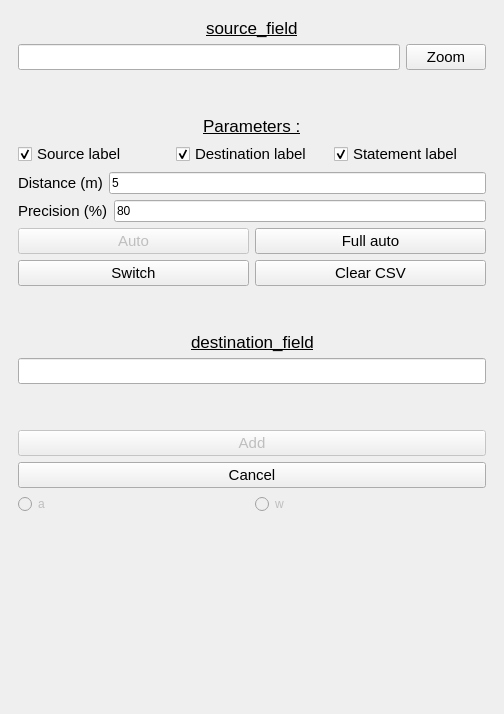
Qt form diagwayprojection/DiagwayProjection_dockwidget_base.ui (StundFR/diagway) before a commit.
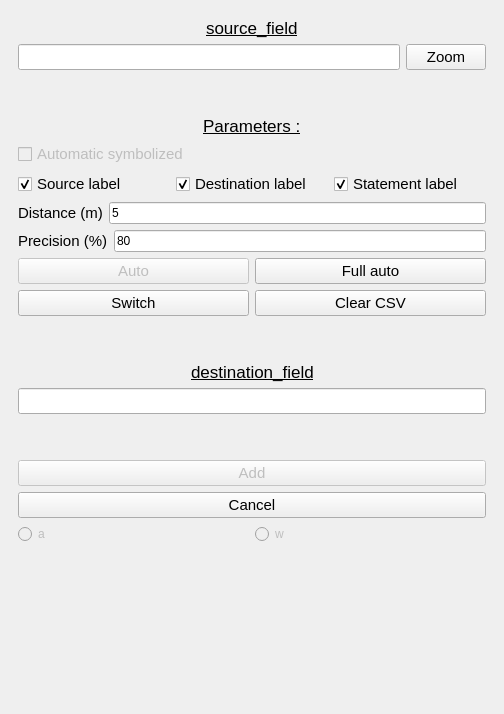
The same form after that commit. Custom widgets are drawn as their Qt base class.

Commit message: Correction bug projection & Choix sur le changement de symbol

What changed in the file:
```diff
--- a/diagwayprojection/DiagwayProjection_dockwidget_base.ui
+++ b/diagwayprojection/DiagwayProjection_dockwidget_base.ui
@@ -911,6 +911,21 @@
           </item>
          </layout>
         </item>
+        <item>
+         <widget class="QCheckBox" name="checkBox_symbolized_page3">
+          <property name="enabled">
+           <bool>false</bool>
+          </property>
+          <property name="font">
+           <font>
+            <pointsize>11</pointsize>
+           </font>
+          </property>
+          <property name="text">
+           <string>Automatic symbolized</string>
+          </property>
+         </widget>
+        </item>
         <item>
          <layout class="QHBoxLayout" name="horizontalLayout_16">
           <item>
```
Left out of the diff: 31 changed lines with no effect on the pictures. The commit also changes 12 other files.
